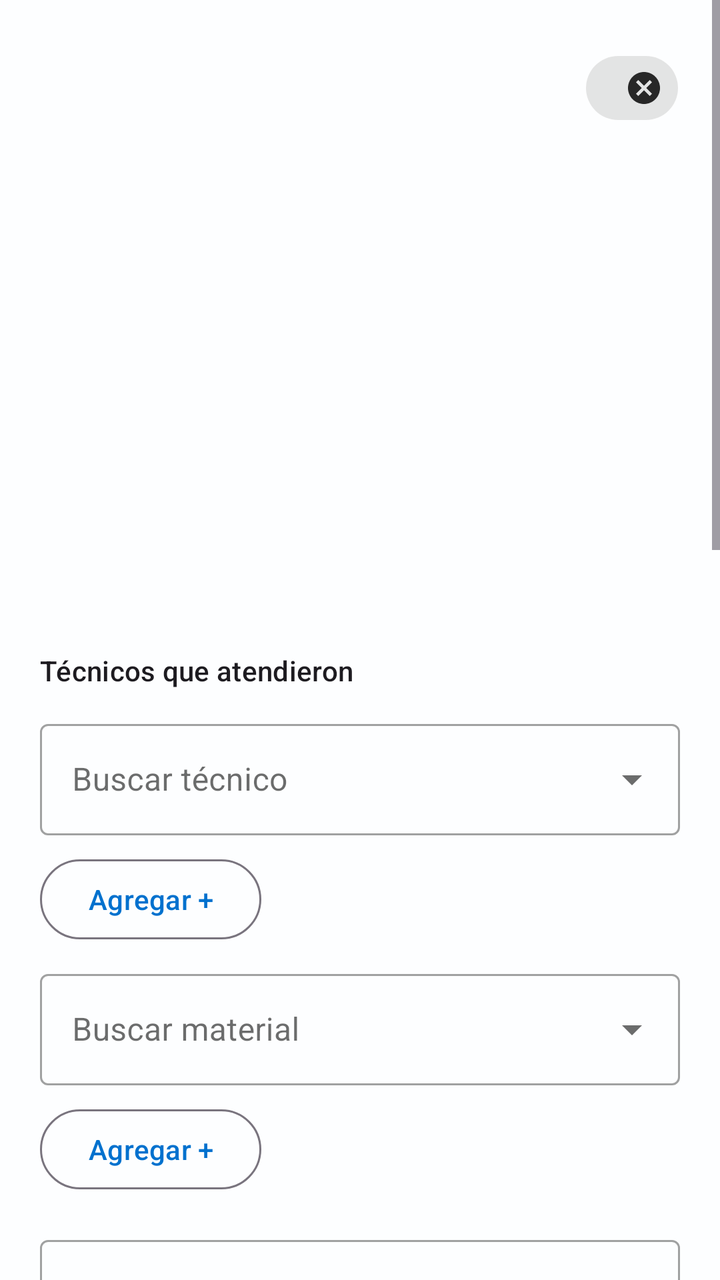
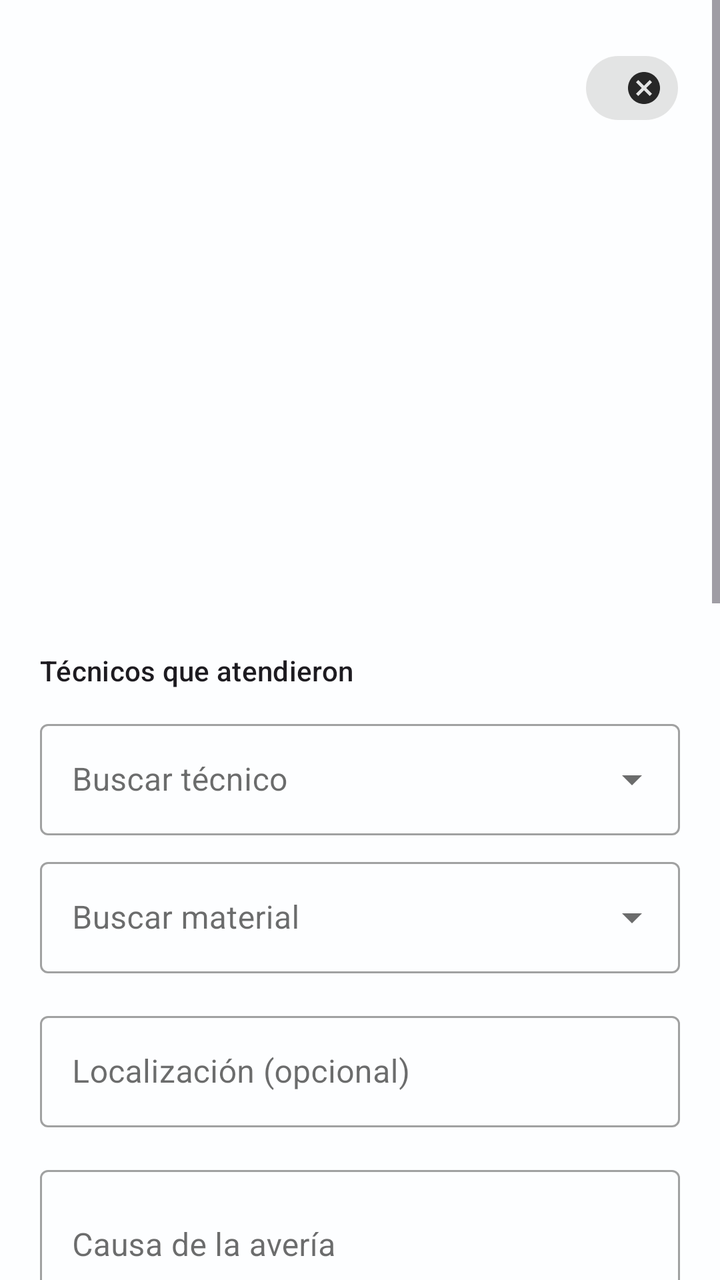

An Android layout rendered at two revisions. The XML below is the earlier revision; the diff shows what the commit changed to produce the second picture.
<!-- AndroidManifest.xml: application theme Theme.TecniAppICE -->
<!-- res/layout/bottomsheet_averia_detalle.xml -->
<?xml version="1.0" encoding="utf-8"?>
<ScrollView xmlns:android="http://schemas.android.com/apk/res/android"
    xmlns:app="http://schemas.android.com/apk/res-auto"
    android:layout_width="match_parent"
    android:layout_height="wrap_content"
    android:background="?attr/colorSurface">

    <LinearLayout
        android:layout_width="match_parent"
        android:layout_height="wrap_content"
        android:orientation="vertical"
        android:padding="20dp">

        
        <LinearLayout
            android:layout_width="match_parent"
            android:layout_height="wrap_content"
            android:orientation="horizontal"
            android:gravity="center_vertical"
            android:baselineAligned="false">

            <TextView
                android:id="@+id/tvCaso"
                android:layout_width="0dp"
                android:layout_height="wrap_content"
                android:layout_weight="1"
                android:textStyle="bold"
                android:textSize="18sp" />

            <com.google.android.material.chip.Chip
                android:id="@+id/chipEstado"
                style="@style/Widget.MaterialComponents.Chip.Entry"
                android:layout_width="wrap_content"
                android:layout_height="wrap_content"
                android:clickable="false"
                android:checkable="false"
                android:textColor="@android:color/white"
                app:chipIconVisible="false" />
        </LinearLayout>

        
        <TextView
            android:id="@+id/tvNise"
            android:layout_width="match_parent"
            android:layout_height="wrap_content"
            android:layout_marginTop="4dp"
            android:textAppearance="?attr/textAppearanceBodyMedium" />

        <TextView
            android:id="@+id/tvRegion"
            android:layout_width="match_parent"
            android:layout_height="wrap_content"
            android:layout_marginTop="4dp"
            android:textAppearance="?attr/textAppearanceBodyMedium" />

        <TextView
            android:id="@+id/tvAgencia"
            android:layout_width="match_parent"
            android:layout_height="wrap_content"
            android:layout_marginTop="2dp"
            android:textAppearance="?attr/textAppearanceBodyMedium" />

        <TextView
            android:id="@+id/tvCliente"
            android:layout_width="match_parent"
            android:layout_height="wrap_content"
            android:layout_marginTop="2dp"
            android:textAppearance="?attr/textAppearanceBodyMedium"
            android:visibility="gone" />

        <TextView
            android:id="@+id/tvCoordenadas"
            android:layout_width="match_parent"
            android:layout_height="wrap_content"
            android:layout_marginTop="2dp"
            android:textAppearance="?attr/textAppearanceBodySmall" />

        <TextView
    android:id="@+id/tvAsignado"
    android:layout_width="match_parent"
    android:layout_height="wrap_content"
    android:layout_marginTop="8dp"
    android:textAppearance="?attr/textAppearanceBodyMedium" />


        <TextView
            android:id="@+id/tvFechaDetalle"
            android:layout_width="match_parent"
            android:layout_height="wrap_content"
            android:layout_marginTop="2dp"
            android:textAppearance="?attr/textAppearanceBodySmall" />

        <TextView
            android:id="@+id/tvAtendido"
            android:layout_width="match_parent"
            android:layout_height="wrap_content"
            android:layout_marginTop="2dp"
            android:textAppearance="?attr/textAppearanceBodyMedium" />

        <TextView
            android:id="@+id/tvVehiculo"
            android:layout_width="match_parent"
            android:layout_height="wrap_content"
            android:layout_marginTop="2dp"
            android:textAppearance="?attr/textAppearanceBodyMedium" />

        
        <TextView
            android:id="@+id/tvLocalizacionActual"
            android:layout_width="match_parent"
            android:layout_height="wrap_content"
            android:layout_marginTop="8dp"
            android:textAppearance="?attr/textAppearanceBodyMedium" />

        
        <TextView
            android:id="@+id/tvCausaActual"
            android:layout_width="match_parent"
            android:layout_height="wrap_content"
            android:layout_marginTop="2dp"
            android:textAppearance="?attr/textAppearanceBodyMedium" />

        <TextView
            android:id="@+id/tvObservacionesActuales"
            android:layout_width="match_parent"
            android:layout_height="wrap_content"
            android:layout_marginTop="2dp"
            android:textAppearance="?attr/textAppearanceBodyMedium" />

        
        <TextView
            android:id="@+id/tvTecnicosTitulo"
            android:layout_width="match_parent"
            android:layout_height="wrap_content"
            android:layout_marginTop="16dp"
            android:text="@string/averia_tecnicos_atendieron"
            android:textAppearance="?attr/textAppearanceTitleSmall" />

        <com.google.android.material.chip.ChipGroup
            android:id="@+id/chipGroupTecnicos"
            android:layout_width="match_parent"
            android:layout_height="wrap_content"
            android:layout_marginTop="4dp"
            app:singleLine="false"
            app:singleSelection="false" />

        <com.google.android.material.textfield.TextInputLayout
            android:id="@+id/tilTecnicoBuscar"
            style="@style/Widget.MaterialComponents.TextInputLayout.OutlinedBox.ExposedDropdownMenu"
            android:layout_width="match_parent"
            android:layout_height="wrap_content"
            android:layout_marginTop="8dp"
            android:hint="@string/averia_tecnico_autocomplete_hint">

            <AutoCompleteTextView
                android:id="@+id/actvTecnico"
                android:layout_width="match_parent"
                android:layout_height="wrap_content"
                android:inputType="none" />
        </com.google.android.material.textfield.TextInputLayout>

        <com.google.android.material.button.MaterialButton
            android:id="@+id/btnAgregarTecnico"
            style="?attr/materialButtonOutlinedStyle"
            android:layout_width="wrap_content"
            android:layout_height="wrap_content"
            android:layout_marginTop="8dp"
            android:text="@string/averia_agregar_tecnico" />

        
        <TextView
            android:id="@+id/tvMateriales"
            android:layout_width="match_parent"
            android:layout_height="wrap_content"
            android:layout_marginTop="16dp"
            android:textAppearance="?attr/textAppearanceTitleSmall"
            android:text="@string/averia_materiales_usados"
            android:visibility="gone" />

        <TextView
            android:id="@+id/tvMaterialesLista"
            android:layout_width="match_parent"
            android:layout_height="wrap_content"
            android:layout_marginTop="4dp"
            android:textAppearance="?attr/textAppearanceBodyMedium"
            android:visibility="gone" />

        <com.google.android.material.textfield.TextInputLayout
            android:id="@+id/tilMaterialBuscar"
            style="@style/Widget.MaterialComponents.TextInputLayout.OutlinedBox.ExposedDropdownMenu"
            android:layout_width="match_parent"
            android:layout_height="wrap_content"
            android:layout_marginTop="8dp"
            android:hint="@string/averia_materiales_autocomplete_hint">

            <AutoCompleteTextView
                android:id="@+id/actvMaterial"
                android:layout_width="match_parent"
                android:layout_height="wrap_content"
                android:inputType="none" />
        </com.google.android.material.textfield.TextInputLayout>

        <com.google.android.material.button.MaterialButton
            android:id="@+id/btnAgregarMaterial"
            style="?attr/materialButtonOutlinedStyle"
            android:layout_width="wrap_content"
            android:layout_height="wrap_content"
            android:layout_marginTop="8dp"
            android:text="Agregar +" />

        <com.google.android.material.chip.ChipGroup
            android:id="@+id/chipGroupMateriales"
            android:layout_width="match_parent"
            android:layout_height="wrap_content"
            android:layout_marginTop="4dp"
            app:singleLine="false"
            app:singleSelection="false" />

        
        <com.google.android.material.textfield.TextInputLayout
            android:id="@+id/tilLocalizacion"
            style="@style/Widget.MaterialComponents.TextInputLayout.OutlinedBox"
            android:layout_width="match_parent"
            android:layout_height="wrap_content"
            android:layout_marginTop="12dp"
            android:hint="@string/averia_localizacion_label_hint">

            <com.google.android.material.textfield.TextInputEditText
                android:id="@+id/etLocalizacion"
                android:layout_width="match_parent"
                android:layout_height="wrap_content"
                android:inputType="textCapSentences|textMultiLine"
                android:minLines="2" />
        </com.google.android.material.textfield.TextInputLayout>

        <com.google.android.material.textfield.TextInputLayout
            android:id="@+id/tilCausa"
            style="@style/Widget.MaterialComponents.TextInputLayout.OutlinedBox"
            android:layout_width="match_parent"
            android:layout_height="wrap_content"
            android:layout_marginTop="16dp"
            android:hint="@string/averia_causa_hint">

            <com.google.android.material.textfield.TextInputEditText
                android:id="@+id/etCausa"
                android:layout_width="match_parent"
                android:layout_height="wrap_content"
                android:inputType="textCapSentences|textMultiLine"
                android:minLines="2" />
        </com.google.android.material.textfield.TextInputLayout>

        <com.google.android.material.textfield.TextInputLayout
            android:id="@+id/tilObs"
            style="@style/Widget.MaterialComponents.TextInputLayout.OutlinedBox"
            android:layout_width="match_parent"
            android:layout_height="wrap_content"
            android:layout_marginTop="8dp"
            android:hint="@string/averia_obs_hint">

            <com.google.android.material.textfield.TextInputEditText
                android:id="@+id/etObs"
                android:layout_width="match_parent"
                android:layout_height="wrap_content"
                android:inputType="textCapSentences|textMultiLine"
                android:minLines="2" />
        </com.google.android.material.textfield.TextInputLayout>

        <com.google.android.material.textfield.TextInputLayout
            android:id="@+id/tilAtendido"
            style="@style/Widget.MaterialComponents.TextInputLayout.OutlinedBox"
            android:layout_width="match_parent"
            android:layout_height="wrap_content"
            android:layout_marginTop="8dp"
            android:hint="@string/averia_atendido_hint">

            <com.google.android.material.textfield.TextInputEditText
                android:id="@+id/etAtendido"
                android:layout_width="match_parent"
                android:layout_height="wrap_content"
                android:inputType="textCapWords" />
        </com.google.android.material.textfield.TextInputLayout>

        <com.google.android.material.textfield.TextInputLayout
            android:id="@+id/tilVehiculo"
            style="@style/Widget.MaterialComponents.TextInputLayout.OutlinedBox.ExposedDropdownMenu"
            android:layout_width="match_parent"
            android:layout_height="wrap_content"
            android:layout_marginTop="8dp"
            android:hint="@string/averia_vehiculo">

            <AutoCompleteTextView
                android:id="@+id/actvVehiculo"
                android:layout_width="match_parent"
                android:layout_height="wrap_content"
                android:inputType="none" />
        </com.google.android.material.textfield.TextInputLayout>

        <com.google.android.material.textfield.TextInputLayout
            android:id="@+id/tilHoraInicio"
            style="@style/Widget.MaterialComponents.TextInputLayout.OutlinedBox"
            android:layout_width="match_parent"
            android:layout_height="wrap_content"
            android:layout_marginTop="8dp"
            android:hint="@string/averia_hora_inicio_hint">

            <com.google.android.material.textfield.TextInputEditText
                android:id="@+id/etHoraInicio"
                android:layout_width="match_parent"
                android:layout_height="wrap_content"
                android:inputType="time" />
        </com.google.android.material.textfield.TextInputLayout>

        <com.google.android.material.textfield.TextInputLayout
            android:id="@+id/tilHoraFinal"
            style="@style/Widget.MaterialComponents.TextInputLayout.OutlinedBox"
            android:layout_width="match_parent"
            android:layout_height="wrap_content"
            android:layout_marginTop="8dp"
            android:hint="@string/averia_hora_fin_hint">

            <com.google.android.material.textfield.TextInputEditText
                android:id="@+id/etHoraFin"
                android:layout_width="match_parent"
                android:layout_height="wrap_content"
                android:inputType="time" />
        </com.google.android.material.textfield.TextInputLayout>

        <com.google.android.material.textfield.TextInputLayout
            android:id="@+id/tilKmInicio"
            style="@style/Widget.MaterialComponents.TextInputLayout.OutlinedBox"
            android:layout_width="match_parent"
            android:layout_height="wrap_content"
            android:layout_marginTop="8dp"
            android:hint="@string/averia_km_inicio_hint">

            <com.google.android.material.textfield.TextInputEditText
                android:id="@+id/etKmInicio"
                android:layout_width="match_parent"
                android:layout_height="wrap_content"
                android:inputType="numberDecimal" />
        </com.google.android.material.textfield.TextInputLayout>

        <com.google.android.material.textfield.TextInputLayout
            android:id="@+id/tilKmFinal"
            style="@style/Widget.MaterialComponents.TextInputLayout.OutlinedBox"
            android:layout_width="match_parent"
            android:layout_height="wrap_content"
            android:layout_marginTop="8dp"
            android:hint="@string/averia_km_fin_hint">

            <com.google.android.material.textfield.TextInputEditText
                android:id="@+id/etKmFinal"
                android:layout_width="match_parent"
                android:layout_height="wrap_content"
                android:inputType="numberDecimal" />
        </com.google.android.material.textfield.TextInputLayout>

        
        <LinearLayout
            android:layout_width="match_parent"
            android:layout_height="wrap_content"
            android:layout_marginTop="16dp"
            android:orientation="vertical">

            <com.google.android.material.button.MaterialButton
                android:id="@+id/btnAsignar"
                style="@style/Widget.Material3.Button"
                android:layout_width="match_parent"
                android:layout_height="wrap_content"
                android:text="@string/averia_asignar"
                android:textAllCaps="false" />

            <com.google.android.material.button.MaterialButton
                android:id="@+id/btnAtender"
                style="@style/Widget.Material3.Button"
                android:layout_width="match_parent"
                android:layout_height="wrap_content"
                android:layout_marginTop="8dp"
                android:text="@string/averia_guardar_en_atencion"
                android:textAllCaps="false" />

            <com.google.android.material.button.MaterialButton
                android:id="@+id/btnResolver"
                style="@style/Widget.Material3.Button"
                android:layout_width="match_parent"
                android:layout_height="wrap_content"
                android:layout_marginTop="8dp"
                android:text="@string/averia_guardar_resolucion"
                android:textAllCaps="false"
                android:visibility="gone" />

            <com.google.android.material.button.MaterialButton
                android:id="@+id/btnExportar"
                style="@style/Widget.Material3.Button"
                android:layout_width="match_parent"
                android:layout_height="wrap_content"
                android:layout_marginTop="8dp"
                android:text="@string/averia_exportar_pdf_button"
                android:textAllCaps="false"
                android:visibility="gone" />

            <com.google.android.material.button.MaterialButton
                android:id="@+id/btnVerMapa"
                style="@style/Widget.Material3.Button.OutlinedButton"
                android:layout_width="match_parent"
                android:layout_height="wrap_content"
                android:layout_marginTop="8dp"
                android:text="@string/averia_ver_mapa"
                android:textAllCaps="false" />
        </LinearLayout>

    </LinearLayout>
</ScrollView>
<!-- resources referenced by this layout -->
<resources>
  <string name="averia_agregar_tecnico">Agregar +</string>
  <string name="averia_asignar">Asignar</string>
  <string name="averia_atendido_hint">Nombre del técnico</string>
  <string name="averia_causa_hint">Causa de la avería</string>
  <string name="averia_exportar_pdf_button">Generar PDF</string>
  <string name="averia_guardar_en_atencion">Guardar atención</string>
  <string name="averia_guardar_resolucion">Guardar resolución</string>
  <string name="averia_hora_fin_hint">Hora de finalización (HH:mm)</string>
  <string name="averia_hora_inicio_hint">Hora de inicio (HH:mm)</string>
  <string name="averia_km_fin_hint">Kilometraje final</string>
  <string name="averia_km_inicio_hint">Kilometraje inicial</string>
  <string name="averia_localizacion_label_hint">Localización (opcional)</string>
  <string name="averia_materiales_autocomplete_hint">Buscar material</string>
  <string name="averia_materiales_usados">Materiales usados</string>
  <string name="averia_obs_hint">Observaciones</string>
  <string name="averia_tecnico_autocomplete_hint">Buscar técnico</string>
  <string name="averia_tecnicos_atendieron">Técnicos que atendieron</string>
  <string name="averia_vehiculo">Vehículo</string>
  <string name="averia_ver_mapa">Ver mapa</string>
  <style name="Theme.TecniAppICE" parent="Theme.Material3.DayNight.NoActionBar">
  
          
          <item name="colorPrimary">@color/ice_blue</item>
          <item name="colorOnPrimary">@color/white</item>
          <item name="colorSecondary">@color/ice_yellow</item>
          <item name="colorOnSecondary">@color/black</item>
  
          
          <item name="colorSurface">@color/surface_light</item>
          <item name="colorOnSurface">@color/on_light</item>
          <item name="colorSurfaceVariant">@color/surface_variant_light</item>
  
          
          <item name="colorError">@color/error_500</item>
          <item name="colorTertiary">@color/success_500</item>
  
          
          <item name="android:windowBackground">@color/bg_light</item>
          <item name="android:colorBackground">@color/bg_light</item>
          <item name="android:statusBarColor">@android:color/transparent</item>
          <item name="android:navigationBarColor">@android:color/transparent</item>
          <item name="android:windowLightStatusBar">true</item>
  
          
          <item name="materialCardViewStyle">@style/Tecni.Card</item>
          <item name="materialButtonStyle">@style/Tecni.Button</item>
          <item name="chipStyle">@style/Tecni.Chip</item>
          <item name="toolbarStyle">@style/Tecni.Toolbar</item>
      </style>
  <color name="ice_blue">#0071CE</color>
  <color name="white">#FFFFFFFF</color>
  <color name="ice_yellow">#FFDD00</color>
  <color name="black">#FF000000</color>
  <color name="surface_light">#CCFFFFFF</color>
  <color name="on_light">#0A0A0A</color>
  <color name="surface_variant_light">#EAF3FF</color>
  <color name="error_500">#D32F2F</color>
  <color name="success_500">#4CAF50</color>
  <color name="bg_light">#F7FAFF</color>
  <style name="Tecni.Card" parent="Widget.Material3.CardView.Elevated">
          <item name="cardCornerRadius">20dp</item>
          <item name="cardElevation">3dp</item>
          <item name="strokeWidth">0dp</item>
      </style>
  <style name="Tecni.Button" parent="Widget.Material3.Button.TonalButton">
          <item name="android:minHeight">44dp</item>
      </style>
  <style name="Tecni.Chip" parent="Widget.Material3.Chip.Filter">
          <item name="android:minHeight">36dp</item>
      </style>
  <style name="Tecni.Toolbar" parent="Widget.Material3.Toolbar">
          <item name="android:elevation">2dp</item>
      </style>
</resources>

<!-- the commit's change to res/layout/bottomsheet_averia_detalle.xml (unified diff, before → after) -->
@@ -156,16 +156,10 @@
                 android:id="@+id/actvTecnico"
                 android:layout_width="match_parent"
                 android:layout_height="wrap_content"
-                android:inputType="none" />
-        </com.google.android.material.textfield.TextInputLayout>
-
-        <com.google.android.material.button.MaterialButton
-            android:id="@+id/btnAgregarTecnico"
-            style="?attr/materialButtonOutlinedStyle"
-            android:layout_width="wrap_content"
-            android:layout_height="wrap_content"
-            android:layout_marginTop="8dp"
-            android:text="@string/averia_agregar_tecnico" />
+                android:inputType="text" />
+        </com.google.android.material.textfield.TextInputLayout>
+
+
 
         
         <TextView
@@ -197,16 +191,10 @@
                 android:id="@+id/actvMaterial"
                 android:layout_width="match_parent"
                 android:layout_height="wrap_content"
-                android:inputType="none" />
-        </com.google.android.material.textfield.TextInputLayout>
-
-        <com.google.android.material.button.MaterialButton
-            android:id="@+id/btnAgregarMaterial"
-            style="?attr/materialButtonOutlinedStyle"
-            android:layout_width="wrap_content"
-            android:layout_height="wrap_content"
-            android:layout_marginTop="8dp"
-            android:text="Agregar +" />
+                android:inputType="text" />
+        </com.google.android.material.textfield.TextInputLayout>
+
+
 
         <com.google.android.material.chip.ChipGroup
             android:id="@+id/chipGroupMateriales"
@@ -229,20 +217,36 @@
                 android:id="@+id/etLocalizacion"
                 android:layout_width="match_parent"
                 android:layout_height="wrap_content"
+                android:inputType="number"
+                android:minLines="2" />
+        </com.google.android.material.textfield.TextInputLayout>
+
+        <com.google.android.material.textfield.TextInputLayout
+            android:id="@+id/tilCausa"
+            style="@style/Widget.MaterialComponents.TextInputLayout.OutlinedBox"
+            android:layout_width="match_parent"
+            android:layout_height="wrap_content"
+            android:layout_marginTop="16dp"
+            android:hint="@string/averia_causa_hint">
+
+            <com.google.android.material.textfield.TextInputEditText
+                android:id="@+id/etCausa"
+                android:layout_width="match_parent"
+                android:layout_height="wrap_content"
                 android:inputType="textCapSentences|textMultiLine"
                 android:minLines="2" />
         </com.google.android.material.textfield.TextInputLayout>
 
         <com.google.android.material.textfield.TextInputLayout
-            android:id="@+id/tilCausa"
-            style="@style/Widget.MaterialComponents.TextInputLayout.OutlinedBox"
-            android:layout_width="match_parent"
-            android:layout_height="wrap_content"
-            android:layout_marginTop="16dp"
-            android:hint="@string/averia_causa_hint">
-
-            <com.google.android.material.textfield.TextInputEditText
-                android:id="@+id/etCausa"
+            android:id="@+id/tilObs"
+            style="@style/Widget.MaterialComponents.TextInputLayout.OutlinedBox"
+            android:layout_width="match_parent"
+            android:layout_height="wrap_content"
+            android:layout_marginTop="8dp"
+            android:hint="@string/averia_obs_hint">
+
+            <com.google.android.material.textfield.TextInputEditText
+                android:id="@+id/etObs"
                 android:layout_width="match_parent"
                 android:layout_height="wrap_content"
                 android:inputType="textCapSentences|textMultiLine"
@@ -250,22 +254,6 @@
         </com.google.android.material.textfield.TextInputLayout>
 
         <com.google.android.material.textfield.TextInputLayout
-            android:id="@+id/tilObs"
-            style="@style/Widget.MaterialComponents.TextInputLayout.OutlinedBox"
-            android:layout_width="match_parent"
-            android:layout_height="wrap_content"
-            android:layout_marginTop="8dp"
-            android:hint="@string/averia_obs_hint">
-
-            <com.google.android.material.textfield.TextInputEditText
-                android:id="@+id/etObs"
-                android:layout_width="match_parent"
-                android:layout_height="wrap_content"
-                android:inputType="textCapSentences|textMultiLine"
-                android:minLines="2" />
-        </com.google.android.material.textfield.TextInputLayout>
-
-        <com.google.android.material.textfield.TextInputLayout
             android:id="@+id/tilAtendido"
             style="@style/Widget.MaterialComponents.TextInputLayout.OutlinedBox"
             android:layout_width="match_parent"
@@ -292,7 +280,7 @@
                 android:id="@+id/actvVehiculo"
                 android:layout_width="match_parent"
                 android:layout_height="wrap_content"
-                android:inputType="none" />
+                android:inputType="number" />
         </com.google.android.material.textfield.TextInputLayout>
 
         <com.google.android.material.textfield.TextInputLayout
<!-- resource entries referenced after the edit -->
@@ -1,6 +1,5 @@
 <!-- resources referenced by this layout -->
 <resources>
-  <string name="averia_agregar_tecnico">Agregar +</string>
   <string name="averia_asignar">Asignar</string>
   <string name="averia_atendido_hint">Nombre del técnico</string>
   <string name="averia_causa_hint">Causa de la avería</string>
